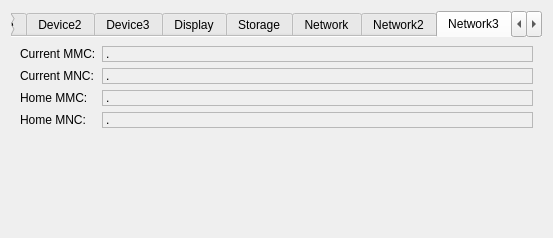
Above: examples/sysinfo/dialog_landscape.ui from qtproject/qt-mobility before the change. Below: the same form after it.
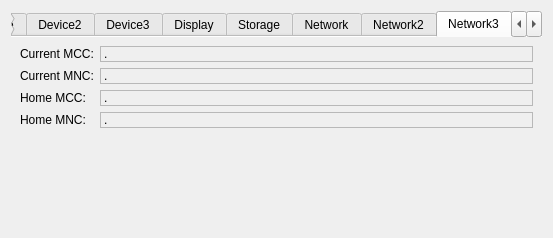
That is the form after the change. The open tabs and pages were chosen to show the change. Icons and pictures are not drawn.

Patch:
```diff
--- a/examples/sysinfo/dialog_landscape.ui
+++ b/examples/sysinfo/dialog_landscape.ui
@@ -1354,7 +1354,7 @@
             </sizepolicy>
            </property>
            <property name="text">
-            <string>Current MMC:</string>
+            <string>Current MCC:</string>
            </property>
           </widget>
          </item>
@@ -1388,7 +1388,7 @@
             </sizepolicy>
            </property>
            <property name="text">
-            <string>Home MMC:</string>
+            <string>Home MCC:</string>
            </property>
           </widget>
          </item>
```
